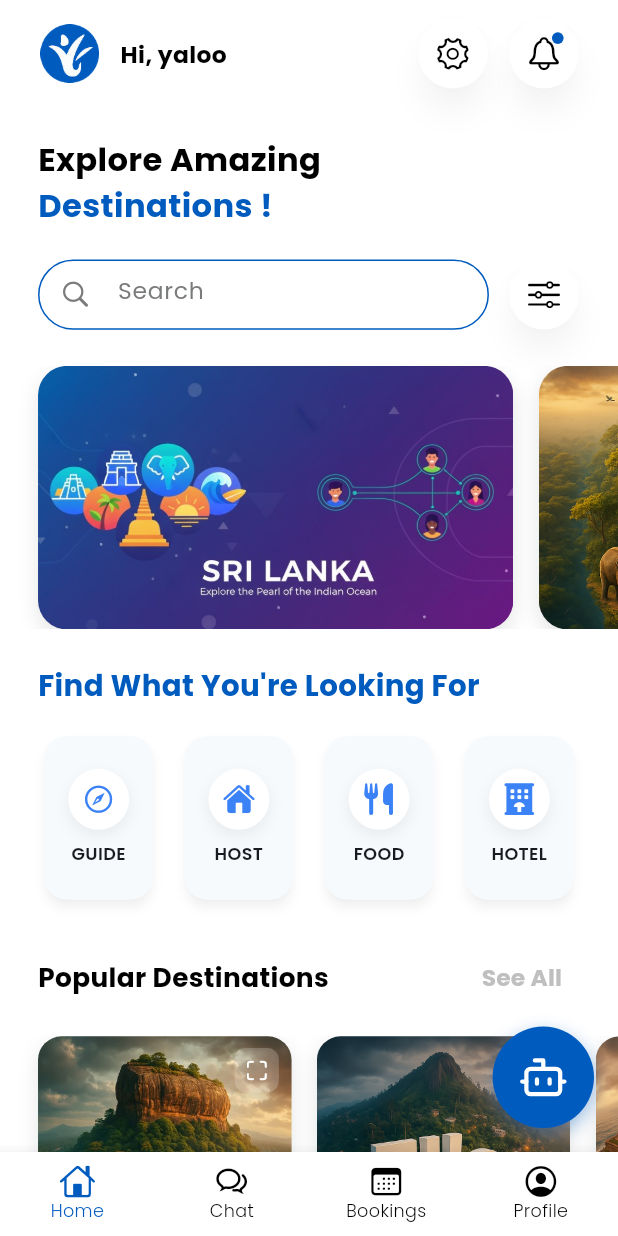
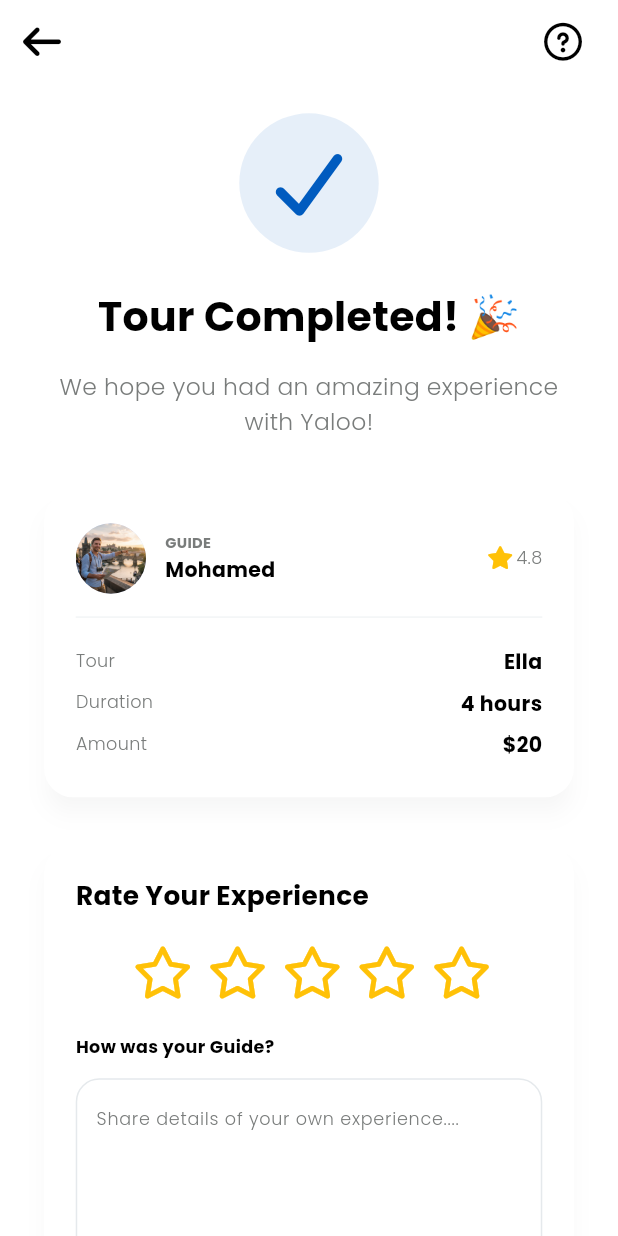
Before and after one commit to yaloolk/yaloo, a Flutter app: the screen it shows after launch, on a phone screen of 412 x 824 dp. Run offline on Flutter 3.47's test engine with Material 3 defaults, Android fonts, the phone set to English and light mode, and no system bars; our stand-ins replace country_picker, flutter_screenutil, font_awesome_flutter, google_fonts, image_picker, lucide_icons_flutter and 2 more; missing offline and left inert: language_picker.

Commit message:
Tour Completion Screen Developed

```diff
--- a/lib/core/constants/app_text_styles.dart
+++ b/lib/core/constants/app_text_styles.dart
@@ -5,63 +5,63 @@
 
 class AppTextStyles {
   static final TextStyle headlineLarge = GoogleFonts.poppins(
-    fontSize: 28.sp,
+    fontSize: 26.sp,
     fontWeight: FontWeight.w700,
     color: AppColors.primaryBlue,
   );
 
   static final TextStyle headlineLargeBlack = GoogleFonts.poppins(
-    fontSize: 28.sp,
+    fontSize: 26.sp,
     fontWeight: FontWeight.w400,
     color: AppColors.primaryBlack,
   );
 
   static final TextStyle headlineSmallBlack = GoogleFonts.poppins(
-    fontSize: 16.sp,
+    fontSize: 14.sp,
     fontWeight: FontWeight.w400,
     color: AppColors.primaryBlack,
   );
 
   static final TextStyle headlineMedium = GoogleFonts.poppins(
-    fontSize: 22.sp,
+    fontSize: 20.sp,
     fontWeight: FontWeight.w600,
   );
 
   static final TextStyle bodyLarge = GoogleFonts.poppins(
-    fontSize: 16.sp,
+    fontSize: 14.sp,
     fontWeight: FontWeight.w400,
     color: AppColors.primaryGray,
   );
 
   static final TextStyle bodySmall = GoogleFonts.poppins(
-    fontSize: 16.sp,
+    fontSize: 14.sp,
     fontWeight: FontWeight.w300,
     color: AppColors.primaryGray,
   );
 
   static final TextStyle textSmall = GoogleFonts.poppins(
-    fontSize: 14.sp,
+    fontSize: 12.sp,
     fontWeight: FontWeight.w300,
     color: AppColors.primaryGray,
   );
 
   static final TextStyle textExtraSmall = GoogleFonts.poppins(
-    fontSize: 12.sp,
+    fontSize: 10.sp,
     fontWeight: FontWeight.w300,
     color: AppColors.primaryGray,
   );
 
   static final TextStyle textSmallBlack = GoogleFonts.poppins(
-    fontSize: 14.sp,
+    fontSize: 12.sp,
     fontWeight: FontWeight.w300,
     color: AppColors.primaryBlack,
   );
 
   static final TextStyle buttonText = GoogleFonts.poppins(
-    fontSize: 16.sp,
+    fontSize: 14.sp,
     fontWeight: FontWeight.w600,
     color: Colors.white,
   );
 
-  static TextStyle bodyLargeButton = TextStyle(fontSize: 16.sp);
+  static TextStyle bodyLargeButton = TextStyle(fontSize: 14.sp);
 }
--- a/lib/features/booking/screens/booking_request_sent_screen.dart
+++ b/lib/features/booking/screens/booking_request_sent_screen.dart
@@ -10,7 +10,7 @@
 
   @override
   Widget build(BuildContext context) {
-    const String guideName = "Hadhi Ahamed";
+    const String guideName = "Mohamed";
     const String guideImage = "assets/images/guide_1.jpg";
     const String date = "Mon, Oct 25, 2025";
     const String time = "10:00 AM";
--- a/lib/features/booking/screens/booking_status_screen.dart
+++ b/lib/features/booking/screens/booking_status_screen.dart
@@ -24,7 +24,7 @@
     final String status = bookingData['status'] ?? 'confirmed';
 
     // --- Fill data from arguments ---
-    final String guideName = bookingData['guideName'] ?? 'Hadhi Ahamed';
+    final String guideName = bookingData['guideName'] ?? 'Mohamed';
     final String guideImage = bookingData['guideImage'] ?? 'assets/images/guide_1.jpg';
     final String rating = bookingData['rating'] ?? '4.8';
     final String date = bookingData['date'] ?? 'Oct 25, 2025';
--- /dev/null
+++ b/lib/features/booking/screens/tour_completion_screen.dart
@@ -0,0 +1,366 @@
+import 'package:flutter/cupertino.dart';
+import 'package:flutter/material.dart';
+import 'package:flutter_screenutil/flutter_screenutil.dart';
+import 'package:font_awesome_flutter/font_awesome_flutter.dart';
+import 'package:yaloo/core/constants/colors.dart';
+import 'package:yaloo/core/constants/app_text_styles.dart';
+import 'package:yaloo/core/widgets/custom_app_bar.dart';
+import 'package:yaloo/core/widgets/custom_primary_button.dart';
+
+class TourCompletionScreen extends StatefulWidget {
+  const TourCompletionScreen({super.key});
+
+  @override
+  State<TourCompletionScreen> createState() => _TourCompletionScreenState();
+}
+
+class _TourCompletionScreenState extends State<TourCompletionScreen> {
+  int _starRating = 0;
+  final _reviewController = TextEditingController();
+  final Set<String> _selectedChips = {};
+  final List<String> _reviewChips = ["Friendly", "Knowledgable", "Fun", "Safe"];
+
+  // --- MOCK DATA (Would be passed as arguments) ---
+  final String guideName = "Mohamed";
+  final String guideImage = "assets/images/guide_1.jpg";
+  final String guideRating = "4.8";
+  final String tourLocation = "Ella";
+  final String duration = "4 hours";
+  final String amount = "\$20";
+  // ------------------------------------------------
+
+  @override
+  void dispose() {
+    _reviewController.dispose();
+    super.dispose();
+  }
+
+  @override
+  Widget build(BuildContext context) {
+    return Scaffold(
+      backgroundColor: Colors.white,
+      appBar: CustomAppBar(
+        title: '', // No title
+        leading: IconButton(
+          onPressed: () => Navigator.of(context).pop(),
+          icon: Icon(FontAwesomeIcons.arrowLeft, color: AppColors.primaryBlack, size: 24.w),
+        ),
+        actions: [
+          IconButton(
+            onPressed: () { /* TODO: Show Help */ },
+            icon: Icon(FontAwesomeIcons.circleQuestion, color: AppColors.primaryBlack, size: 24.w),
+          ),
+          SizedBox(width: 12.w),
+        ],
+      ),
+      body: SingleChildScrollView(
+        child: Padding(
+          padding: EdgeInsets.symmetric(horizontal: 24.w),
+          child: Column(
+            children: [
+              SizedBox(height: 20.h),
+              _buildHeaderIcon(),
+              SizedBox(height: 24.h),
+              Text(
+                'Tour Completed! 🎉',
+                textAlign: TextAlign.center,
+                style: AppTextStyles.headlineLargeBlack.copyWith(fontSize: 28.sp, fontWeight: FontWeight.bold),
+              ),
+              SizedBox(height: 16.h),
+              Text(
+                'We hope you had an amazing experience with Yaloo!',
+                textAlign: TextAlign.center,
+                style: AppTextStyles.textSmall.copyWith(color: AppColors.primaryGray, fontSize: 16.sp, height: 1.5.h),
+              ),
+              SizedBox(height: 32.h),
+              _buildSummaryCard(),
+              SizedBox(height: 24.h),
+              _buildRatingCard(),
+              SizedBox(height: 24.h),
+              _buildAppreciationCard(),
+              SizedBox(height: 24.h),
+              _buildFooterButtons(),
+              SizedBox(height: 40.h),
+            ],
+          ),
+        ),
+      ),
+    );
+  }
+
+  Widget _buildHeaderIcon() {
+    return Container(
+      padding: EdgeInsets.all(20.w),
+      decoration: BoxDecoration(
+        shape: BoxShape.circle,
+        color: AppColors.primaryBlue.withAlpha(25),
+      ),
+      child: Icon(
+        FontAwesomeIcons.check,
+        color: AppColors.primaryBlue,
+        size: 48.w,
+      ),
+    );
+  }
+
+  Widget _buildSummaryCard() {
+    return Card(
+      elevation: 6,
+      shadowColor: AppColors.primaryGray.withAlpha(20),
+      shape: RoundedRectangleBorder(borderRadius: BorderRadius.circular(20.r)),
+      color: Colors.white,
+      child: Padding(
+        padding: EdgeInsets.all(20.w),
+        child: Column(
+          children: [
+            Row(
+              children: [
+                CircleAvatar(radius: 24.r, backgroundImage: AssetImage(guideImage)),
+                SizedBox(width: 12.w),
+                Column(
+                  crossAxisAlignment: CrossAxisAlignment.start,
+                  children: [
+                    Text("GUIDE", style: AppTextStyles.textExtraSmall.copyWith(color: AppColors.primaryGray, fontWeight: FontWeight.bold)),
+                    Text(guideName, style: AppTextStyles.bodyLarge.copyWith(color: AppColors.primaryBlack, fontWeight: FontWeight.bold)),
+                  ],
+                ),
+                Spacer(),
+                Icon(FontAwesomeIcons.solidStar, color: Colors.amber, size: 14.w),
+                SizedBox(width: 4.w),
+                Text(guideRating, style: AppTextStyles.textSmall.copyWith(color: AppColors.primaryGray)),
+              ],
+            ),
+            Divider(height: 32.h, color: AppColors.secondaryGray.withOpacity(0.5)),
+            _buildDetailRow("Tour", tourLocation),
+            _buildDetailRow("Duration", duration),
+            _buildDetailRow("Amount", amount),
+          ],
+        ),
+      ),
+    );
+  }
+
+  Widget _buildDetailRow(String title, String value) {
+    return Padding(
+      padding: EdgeInsets.symmetric(vertical: 4.h),
+      child: Row(
+        mainAxisAlignment: MainAxisAlignment.spaceBetween,
+        children: [
+          Text(title, style: AppTextStyles.textSmall.copyWith(color: AppColors.primaryGray)),
+          Text(value, style: AppTextStyles.bodyLarge.copyWith(color: AppColors.primaryBlack, fontWeight: FontWeight.bold)),
+        ],
+      ),
+    );
+  }
+
+  Widget _buildRatingCard() {
+    return Card(
+      elevation: 6,
+      shadowColor: AppColors.primaryGray.withAlpha(20),
+      shape: RoundedRectangleBorder(borderRadius: BorderRadius.circular(20.r)),
+      color: Colors.white,
+      child: Padding(
+        padding: EdgeInsets.all(20.w),
+        child: Column(
+          crossAxisAlignment: CrossAxisAlignment.start,
+          children: [
+            Text(
+              'Rate Your Experience',
+              style: AppTextStyles.headlineLargeBlack.copyWith(fontSize: 18.sp, fontWeight: FontWeight.bold),
+            ),
+            SizedBox(height: 16.h),
+            Center(
+              child: Row(
+                mainAxisSize: MainAxisSize.min,
+                children: List.generate(5, (index) {
+                  return IconButton(
+                    onPressed: () {
+                      setState(() {
+                        _starRating = index + 1;
+                      });
+                    },
+                    icon: Icon(
+                      index < _starRating ? FontAwesomeIcons.solidStar : FontAwesomeIcons.star,
+                      color: Colors.amber,
+                      size: 32.w,
+                    ),
+                  );
+                }),
+              ),
+            ),
+            SizedBox(height: 16.h),
+            Text(
+              'How was your Guide?',
+              style: AppTextStyles.textSmall.copyWith(color: AppColors.primaryBlack, fontWeight: FontWeight.bold),
+            ),
+            SizedBox(height: 12.h),
+            Container(
+              decoration: BoxDecoration(
+                color: Colors.white,
+                borderRadius: BorderRadius.circular(16.r),
+                border: Border.all(color: AppColors.secondaryGray),
+              ),
+              child: TextField(
+                controller: _reviewController,
+                maxLines: 4,
+                decoration: InputDecoration(
+                  hintText: 'Share details of your own experience....',
+                  hintStyle: AppTextStyles.textSmall.copyWith(color: AppColors.primaryGray),
+                  border: InputBorder.none,
+                  contentPadding: EdgeInsets.all(12.w),
+                ),
+              ),
+            ),
+            SizedBox(height: 16.h),
+            Wrap(
+              spacing: 8.w,
+              runSpacing: 8.h,
+              children: _reviewChips.map((chip) {
+                final isSelected = _selectedChips.contains(chip);
+                return ChoiceChip(
+                  label: Text(chip),
+                  selected: isSelected,
+                  onSelected: (selected) {
+                    setState(() {
+                      if (selected) {
+                        _selectedChips.add(chip);
+                      } else {
+                        _selectedChips.remove(chip);
+                      }
+                    });
+                  },
+                  labelStyle: AppTextStyles.textSmall.copyWith(
+                    color: isSelected ? AppColors.primaryBlue : AppColors.primaryGray,
+                    fontWeight: FontWeight.bold,
+                  ),
+                  selectedColor: AppColors.thirdBlue,
+                  backgroundColor: AppColors.secondaryGray.withOpacity(0.5),
+                  shape: StadiumBorder(),
+                );
+              }).toList(),
+            ),
+            SizedBox(height: 20.h),
+            CustomPrimaryButton(
+              text: 'Submit Review',
+              onPressed: () {
+                // TODO: Handle Submit Review Logic
+              },
+            ),
+          ],
+        ),
+      ),
+    );
+  }
+
+  Widget _buildAppreciationCard() {
+    return Card(
+      elevation: 6,
+      shadowColor: AppColors.primaryGray.withAlpha(20),
+      shape: RoundedRectangleBorder(borderRadius: BorderRadius.circular(20.r)),
+      color: Colors.white,
+      child: Padding(
+        padding: EdgeInsets.all(20.w),
+        child: Column(
+          crossAxisAlignment: CrossAxisAlignment.start,
+          children: [
+            Text(
+              'Show your Appreciation',
+              style: AppTextStyles.headlineLargeBlack.copyWith(fontSize: 18.sp, fontWeight: FontWeight.bold),
+            ),
+            SizedBox(height: 8.h),
+            Text(
+              'Send your guide a small tip as a thank-you gesture.',
+              style: AppTextStyles.textSmall.copyWith(color: AppColors.primaryGray, fontSize: 15.sp),
+            ),
+            SizedBox(height: 16.h),
+            ElevatedButton(
+              onPressed: () { /* TODO: Open Tip Modal */ },
+              style: ElevatedButton.styleFrom(
+                backgroundColor: AppColors.thirdBlue,
+                foregroundColor: AppColors.primaryBlue,
+                elevation: 0,
+                minimumSize: Size(double.infinity, 48.h),
+                shape: RoundedRectangleBorder(
+                  borderRadius: BorderRadius.circular(12.r),
+                ),
+              ),
+              child: Row(
+                mainAxisAlignment: MainAxisAlignment.center,
+                children: [
+                  Text(
+                    'Give a Tip',
+                    style: AppTextStyles.bodyLarge.copyWith(
+                      color: AppColors.primaryBlue,
+                      fontWeight: FontWeight.bold,
+                    ),
+                  ),
+                  SizedBox(width: 8.w),
+                  Icon(FontAwesomeIcons.solidHeart, color: AppColors.primaryBlue, size: 16.w),
+                ],
+              ),
+            ),
+          ],
+        ),
+      ),
+    );
+  }
+
+  Widget _buildFooterButtons() {
+    return Column(
+      children: [
+        ElevatedButton(
+          onPressed: () { /* TODO: Handle Save to Favorites */ },
+          style: ElevatedButton.styleFrom(
+            backgroundColor: const Color(0xFF701a75), // Dark Pink/Purple
+            foregroundColor: Colors.white,
+            minimumSize: Size(double.infinity, 52.h),
+            shape: RoundedRectangleBorder(
+              borderRadius: BorderRadius.circular(12.r),
+            ),
+          ),
+          child: Row(
+            mainAxisAlignment: MainAxisAlignment.center,
+            children: [
+              Icon(FontAwesomeIcons.solidHeart, color: Colors.white, size: 16.w),
+              SizedBox(width: 10.w),
+              Text(
+                'Save this Guide to Favorites',
+                style: AppTextStyles.bodyLarge.copyWith(
+                  color: Colors.white,
+                  fontWeight: FontWeight.bold,
+                ),
+              ),
+            ],
+          ),
+        ),
+        SizedBox(height: 16.h),
+        ElevatedButton(
+          onPressed: () { /* TODO: Handle Share */ },
+          style: ElevatedButton.styleFrom(
+            backgroundColor: const Color(0xFFf3e8ff), // Light Purple
+            foregroundColor: const Color(0xFF701a75), // Dark Pink/Purple
+            elevation: 0,
+            minimumSize: Size(double.infinity, 52.h),
+            shape: RoundedRectangleBorder(
+              borderRadius: BorderRadius.circular(12.r),
+            ),
+          ),
+          child: Row(
+            mainAxisAlignment: MainAxisAlignment.center,
+            children: [
+              Icon(FontAwesomeIcons.share, color: Color(0xFF701a75), size: 16.w),
+              SizedBox(width: 10.w),
+              Text(
+                'Share Your Experience',
+                style: AppTextStyles.bodyLarge.copyWith(
+                  color: const Color(0xFF701a75),
+                  fontWeight: FontWeight.bold,
+                ),
+              ),
+            ],
+          ),
+        ),
+      ],
+    );
+  }
+}
--- a/lib/features/tourist/screens/find_guide_screen.dart
+++ b/lib/features/tourist/screens/find_guide_screen.dart
@@ -18,9 +18,9 @@
   "assets/images/ella.jpg",
 ];
 final List<Map<String, String>> topGuides = [
-  {"name": "Hadhi", "location": "Kandy", "rating": "4.6", "image": "assets/images/guide_1.jpg"},
-  {"name": "Hisham", "location": "Galle", "rating": "4.8", "image": "assets/images/guide_2.jpg"},
-  {"name": "Aman", "location": "Ella", "rating": "4.7", "image": "assets/images/guide_3.jpg"},
+  {"name": "Mohamed", "location": "Kandy", "rating": "4.6", "image": "assets/images/guide_1.jpg"},
+  {"name": "Silva", "location": "Galle", "rating": "4.8", "image": "assets/images/guide_2.jpg"},
+  {"name": "Fernando", "location": "Ella", "rating": "4.7", "image": "assets/images/guide_3.jpg"},
 ];
 // -----------------
 
--- a/lib/features/tourist/screens/guide_list_screen.dart
+++ b/lib/features/tourist/screens/guide_list_screen.dart
@@ -11,7 +11,7 @@
 final List<Map<String, dynamic>> availableGuides = [
   {
     "uid": "guide123", // <-- Added UID
-    "name": "Hadhi Ahamed",
+    "name": "Mohamed",
     "location": "Kandy",
     "rating": "4.6",
     "image": "assets/images/guide_1.jpg",
@@ -21,7 +21,7 @@
   },
   {
     "uid": "guide456", // <-- Added UID
-    "name": "Hisham",
+    "name": "Silva",
     "location": "Galle",
     "rating": "4.8",
     "image": "assets/images/guide_2.jpg",
@@ -31,7 +31,7 @@
   },
   {
     "uid": "guide789", // <-- Added UID
-    "name": "Dilshan",
+    "name": "Fernando",
     "location": "Ella",
     "rating": "4.7",
     "image": "assets/images/guide_3.jpg",
--- a/lib/features/tourist/screens/tourist_guide_profile.dart
+++ b/lib/features/tourist/screens/tourist_guide_profile.dart
@@ -110,7 +110,7 @@
           ),
           SizedBox(height: 12.h),
           Text(
-            'Hadhi Ahmed',
+            'Mohamed',
             style: AppTextStyles.headlineLargeBlack.copyWith(
               fontSize: 22.sp,
               fontWeight: FontWeight.bold,
@@ -524,7 +524,7 @@
             ),
             SizedBox(height: 12.h),
             Text(
-              'An absolutely incredible experience! Hadhi is so knowledgeable and friendly. He showed us places we never would have found on our own. Highly recommended!',
+              'An absolutely incredible experience! Mohamed is so knowledgeable and friendly. He showed us places we never would have found on our own. Highly recommended!',
               style: AppTextStyles.textSmall.copyWith(
                 color: AppColors.primaryGray,
                 height: 1.4,
--- a/lib/main.dart
+++ b/lib/main.dart
@@ -46,8 +46,10 @@
               Theme.of(context).textTheme,
             ),
           ),
-          initialRoute: '/touristDashboard',
+          // initialRoute: '/touristDashboard',
           // initialRoute: '/onboarding',
+          initialRoute: '/tourCompletion',
+
           routes: AppRoutes.routes,
         );
       },
--- a/lib/routes/app_routes.dart
+++ b/lib/routes/app_routes.dart
@@ -20,6 +20,7 @@
 import '../features/booking/screens/payment_screen.dart';
 import '../features/booking/screens/booking_request_sent_screen.dart';
 import '../features/booking/screens/booking_status_screen.dart';
+import '../features/booking/screens/tour_completion_screen.dart';
 
 
 
@@ -47,6 +48,8 @@
     '/payment': (_) => const PaymentScreen(),
     '/bookingRequestSent': (_) => const BookingRequestSentScreen(),
     '/bookingStatus': (_) => const BookingStatusScreen(),
+    '/tourCompletion': (_) => const TourCompletionScreen(),
+
 
 
   };
```
